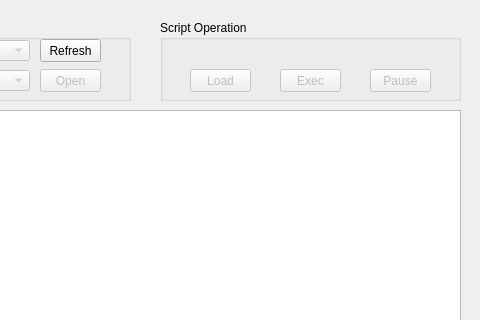
Above: MainWindow.ui from memerobotics-CN/MemeScriptPlayer before the change; both pictures show x 150 to 630 and y 0 to 320 of the 630 by 490 pixel window. Below: the same form after it.
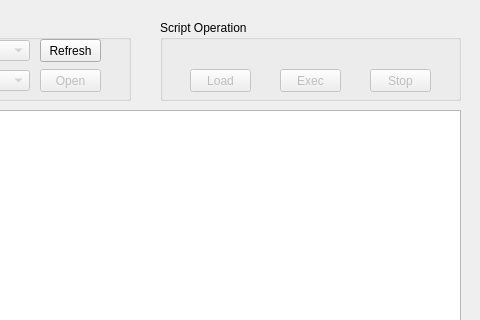
That is the form after the change.

Commit message: Fix wrong caption of stop button

Patch:
```diff
--- a/MainWindow.ui
+++ b/MainWindow.ui
@@ -198,7 +198,7 @@
       </rect>
      </property>
      <property name="text">
-      <string>Pause</string>
+      <string>Stop</string>
      </property>
     </widget>
     <widget class="QPushButton" name="pushButton_ScriptExec">
```
